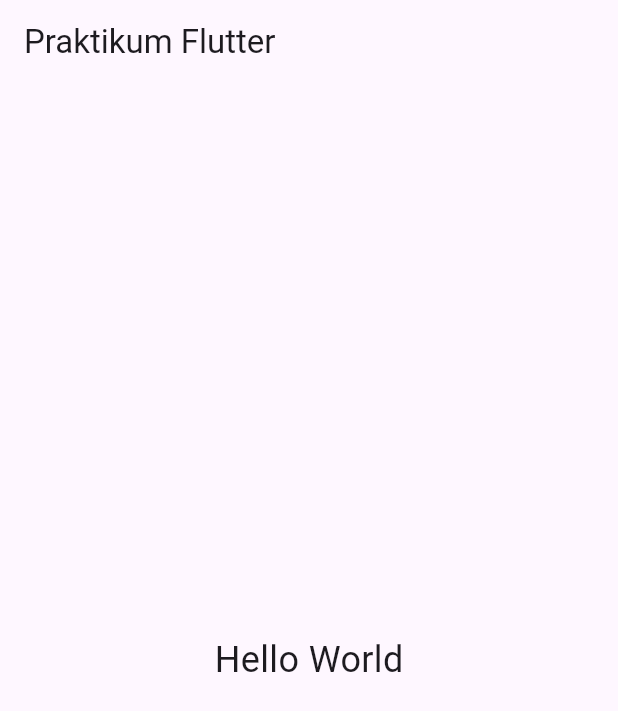
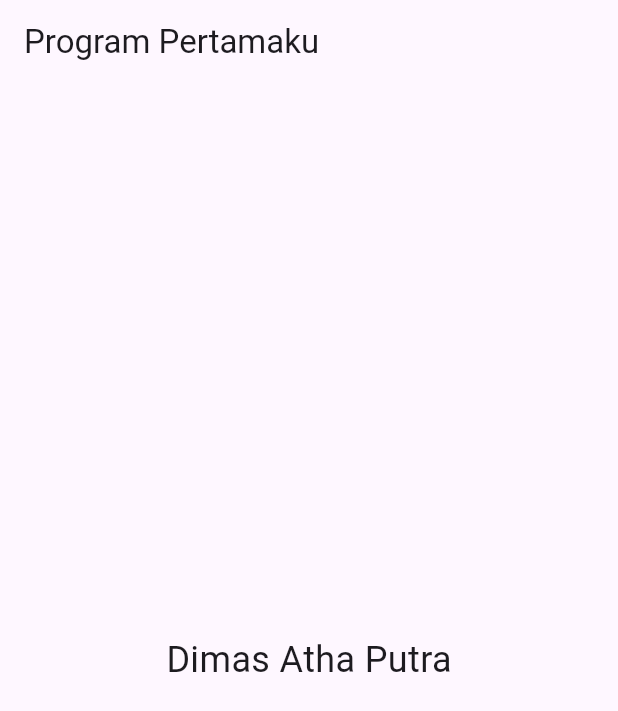
Before and after one commit to contrapoetra/mobile-programming-0, a Flutter app: the screen it shows after launch, on a phone screen of 412 x 824 dp. Shown: the top 711 px of the screen. Run offline on Flutter 3.47's test engine with Material 3 defaults, Android fonts, the phone set to English and light mode, and no system bars.

Commit message:
Change some texts

```diff
--- a/lib/main.dart
+++ b/lib/main.dart
@@ -12,11 +12,11 @@ class MyApp extends StatelessWidget {
     return MaterialApp(
       home: Scaffold(
         appBar: AppBar(
-          title: const Text("Praktikum Flutter"),
+          title: const Text("Program Pertamaku"),
         ),
         body: const Center(
           child: Text(
-            "Hello World",
+            "Dimas Atha Putra",
             style: TextStyle(fontSize: 24),
           ),
         ),
--- a/pubspec.yaml
+++ b/pubspec.yaml
@@ -44,7 +44,7 @@ dev_dependencies:
   # activated in the `analysis_options.yaml` file located at the root of your
   # package. See that file for information about deactivating specific lint
   # rules and activating additional ones.
-  flutter_lints: ^5.0.0
+  flutter_lints: ^6.0.0
 
 # For information on the generic Dart part of this file, see the
 # following page: https://dart.dev/tools/pub/pubspec
```
Also changed, not shown: pubspec.lock, 1 other file.
